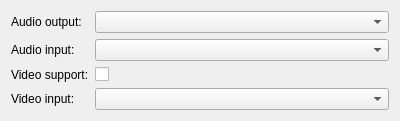
First picture: the form in psiplugin/opt_avcall.ui, repository psi-im/psimedia, before the edit.
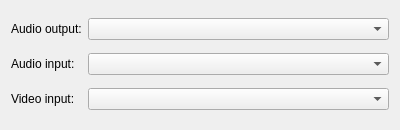
Second picture: the form after the edit.

```diff
--- a/psiplugin/opt_avcall.ui
+++ b/psiplugin/opt_avcall.ui
@@ -7,13 +7,20 @@
     <x>0</x>
     <y>0</y>
     <width>400</width>
-    <height>114</height>
+    <height>130</height>
    </rect>
   </property>
   <property name="windowTitle">
    <string>Form</string>
   </property>
   <layout class="QGridLayout">
+   <item row="2" column="0">
+    <widget class="QLabel" name="lb_videoInDevice">
+     <property name="text">
+      <string>Video input:</string>
+     </property>
+    </widget>
+   </item>
    <item row="0" column="0">
     <widget class="QLabel" name="label">
      <property name="text">
@@ -21,8 +28,8 @@
      </property>
     </widget>
    </item>
-   <item row="0" column="2">
-    <widget class="QComboBox" name="cb_audioOutDevice">
+   <item row="2" column="2">
+    <widget class="QComboBox" name="cb_videoInDevice">
      <property name="sizePolicy">
       <sizepolicy hsizetype="Expanding" vsizetype="Fixed">
        <horstretch>0</horstretch>
@@ -48,15 +55,8 @@
      </property>
     </widget>
    </item>
-   <item row="3" column="0">
-    <widget class="QLabel" name="lb_videoInDevice">
-     <property name="text">
-      <string>Video input:</string>
-     </property>
-    </widget>
-   </item>
-   <item row="3" column="2">
-    <widget class="QComboBox" name="cb_videoInDevice">
+   <item row="0" column="2">
+    <widget class="QComboBox" name="cb_audioOutDevice">
      <property name="sizePolicy">
       <sizepolicy hsizetype="Expanding" vsizetype="Fixed">
        <horstretch>0</horstretch>
@@ -65,20 +65,6 @@
      </property>
     </widget>
    </item>
-   <item row="2" column="0">
-    <widget class="QLabel" name="label_2">
-     <property name="text">
-      <string>Video support:</string>
-     </property>
-    </widget>
-   </item>
-   <item row="2" column="2">
-    <widget class="QCheckBox" name="cb_videoSupport">
-     <property name="text">
-      <string/>
-     </property>
-    </widget>
-   </item>
   </layout>
  </widget>
  <tabstops>
```
Left out of the diff: 1 changed line with no effect on the pictures.
